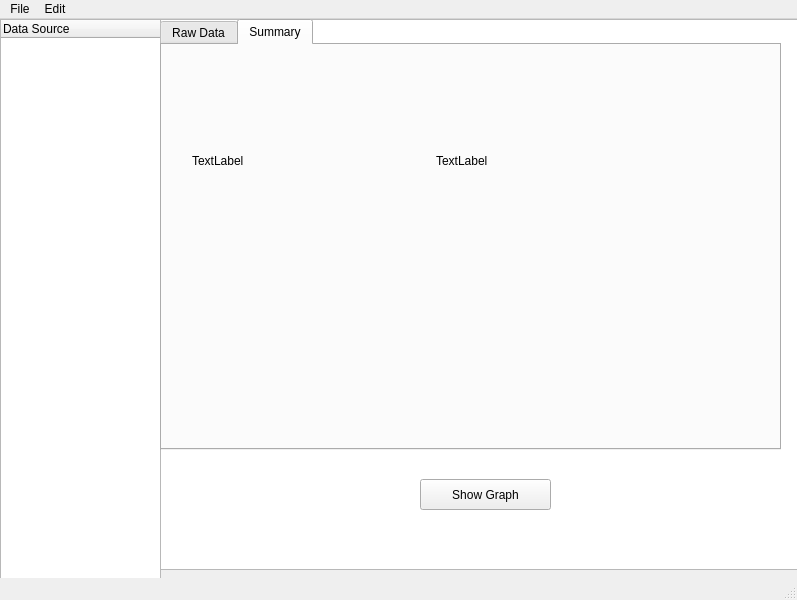
Old version of the form servers/habitat_monitor/src/HabitatMonitorGUI/habitatmonitorgui/habitat.ui in the repository mars-planet/mars_city.
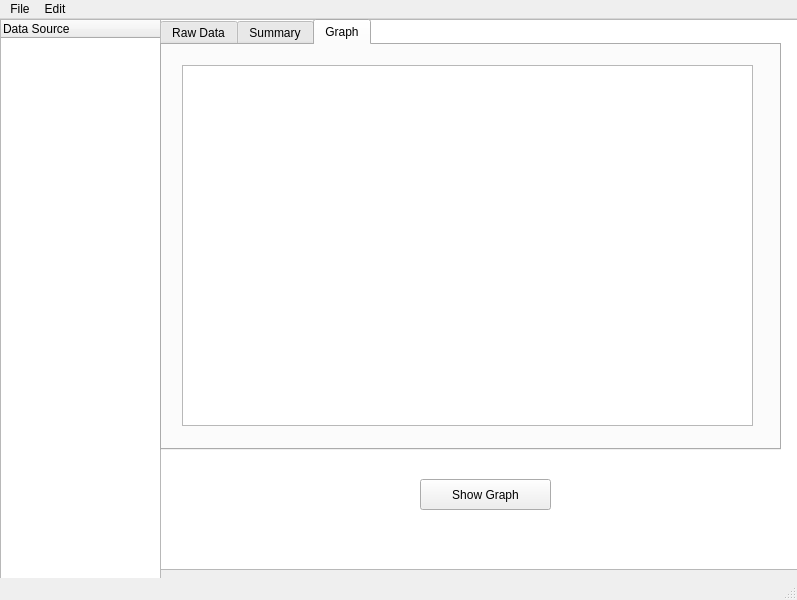
New version of the form. Custom widgets are drawn as their Qt base class.

Commit message: Added graph to a seperate tab and some other bug fixes

The edit to the form file:
```diff
--- a/servers/habitat_monitor/src/HabitatMonitorGUI/habitatmonitorgui/habitat.ui
+++ b/servers/habitat_monitor/src/HabitatMonitorGUI/habitatmonitorgui/habitat.ui
@@ -128,7 +128,7 @@
         <item>
          <widget class="QLabel" name="minutesLabel">
           <property name="text">
-           <string>(format -- hh:mm:ss)</string>
+           <string>(hh:mm:ss)</string>
           </property>
          </widget>
         </item>
@@ -154,7 +154,7 @@
      </rect>
     </property>
     <property name="currentIndex">
-     <number>1</number>
+     <number>2</number>
     </property>
     <widget class="QWidget" name="dataTab">
      <attribute name="title">
@@ -230,14 +230,14 @@
          <item>
           <widget class="QLabel" name="summaryLabel">
            <property name="text">
-            <string>TextLabel</string>
+            <string/>
            </property>
           </widget>
          </item>
          <item>
           <widget class="QLabel" name="summaryValue">
            <property name="text">
-            <string>TextLabel</string>
+            <string/>
            </property>
           </widget>
          </item>
@@ -246,6 +246,21 @@
       </layout>
      </widget>
     </widget>
+    <widget class="QWidget" name="graphTab">
+     <attribute name="title">
+      <string>Graph</string>
+     </attribute>
+     <widget class="PlotWidget" name="graphicsView">
+      <property name="geometry">
+       <rect>
+        <x>20</x>
+        <y>20</y>
+        <width>571</width>
+        <height>361</height>
+       </rect>
+      </property>
+     </widget>
+    </widget>
    </widget>
    <widget class="QPushButton" name="graphButton">
     <property name="geometry">
@@ -309,6 +324,13 @@
    </property>
   </action>
  </widget>
+ <customwidgets>
+  <customwidget>
+   <class>PlotWidget</class>
+   <extends>QGraphicsView</extends>
+   <header>pyqtgraph.h</header>
+  </customwidget>
+ </customwidgets>
  <resources/>
  <connections/>
 </ui>
```
The commit also changes 2 other files.
